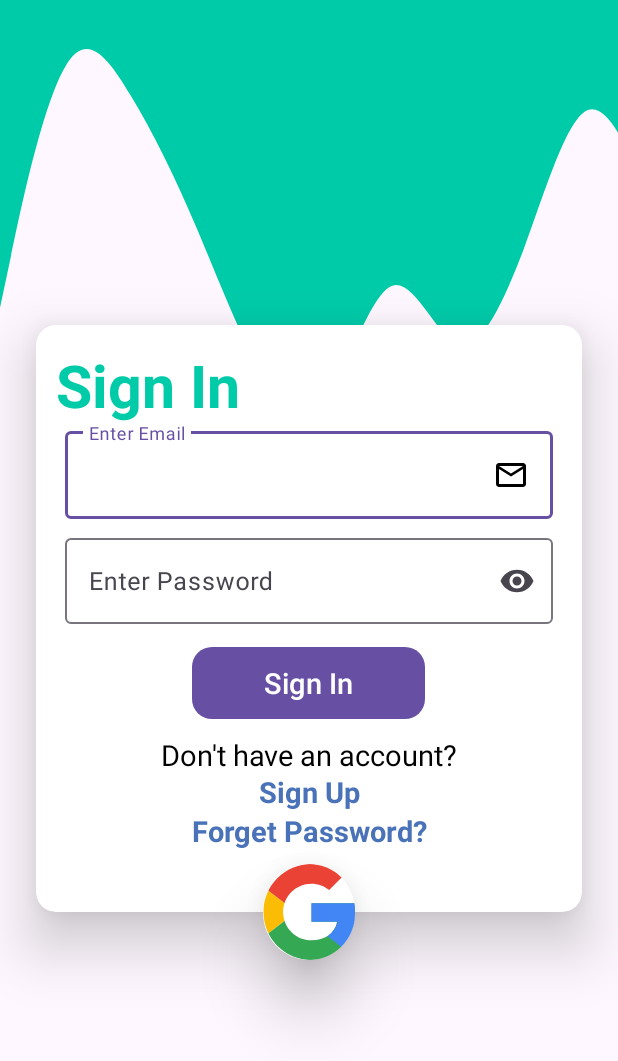
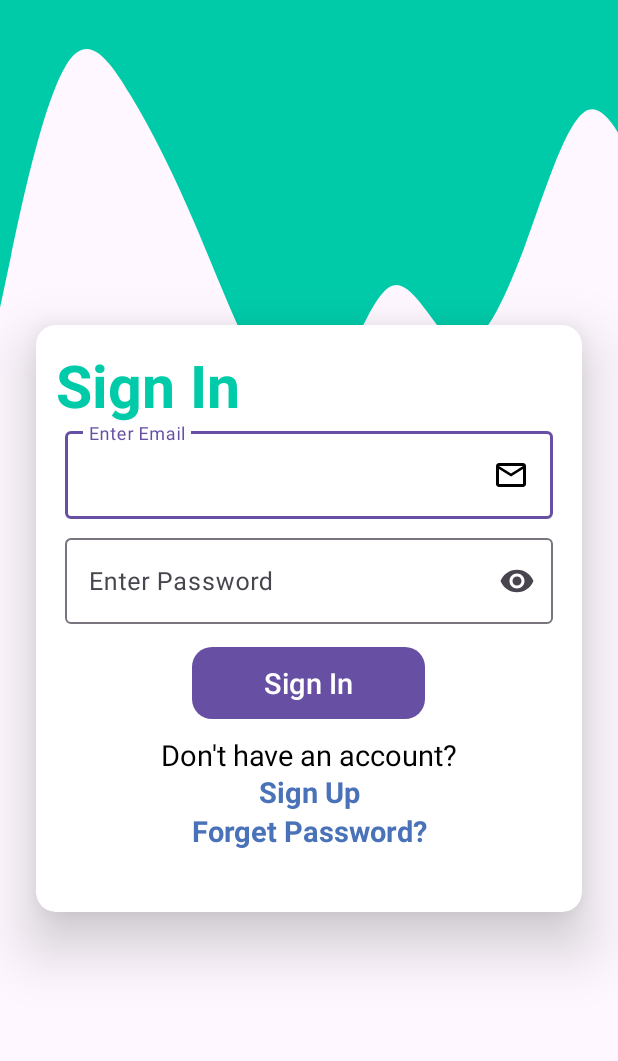
Before and after one commit to Hitesh-Meghwal/SpendEase_Expense_Tracker_App, an Android app: the Signin screen opened directly, with no data from a screen before it, on a phone screen of 412 x 824 dp. Shown: the top 1061 px of the screen. Run offline under Robolectric (Android 15) with nearby library versions, the phone set to English and light mode, and no system bars; our stand-ins replace Firebase (no records; nobody signed in at launch, a user with empty details on screens opened directly), sdp/ssp sizes; Roboto replaces fonts that are not available here; 1 statement that could not run was skipped.

Commit message:
Remove OAuth

```diff
--- a/app/src/main/java/com/example/spendease/MainActivity.kt
+++ b/app/src/main/java/com/example/spendease/MainActivity.kt
@@ -7,7 +7,6 @@ import androidx.appcompat.app.AppCompatActivity
 import com.example.spendease.navigation.NavigationDrawer
 import com.example.spendease.onBoarding.ViewPagerActivity
 import com.example.spendease.userAuthentication.Signup
-import com.google.android.gms.auth.api.signin.GoogleSignIn
 class MainActivity : AppCompatActivity() {
 
     override fun onCreate(savedInstanceState: Bundle?) {
@@ -15,12 +14,9 @@ class MainActivity : AppCompatActivity() {
         setContentView(R.layout.activity_main)
 
         Handler().postDelayed({
-            // if user is already login then he/she redirect to next activity if user is login with GoogleAccount
-            val account = GoogleSignIn.getLastSignedInAccount(this)
             // if user is already login then he/she redirect to next activity if user is login with email and password
             val userDetails = getSharedPreferences("UserDetails", MODE_PRIVATE)
             val check = userDetails.getBoolean("isFirstTime",false)
-            val checkOnBoarding = userDetails.getBoolean("onboarding_completed",false)
 
             if(shouldShowOnboarding()){
                 val onBoarding = Intent(this,ViewPagerActivity::class.java)
--- a/app/src/main/res/layout/activity_login.xml
+++ b/app/src/main/res/layout/activity_login.xml
@@ -113,29 +113,29 @@
 
     </androidx.cardview.widget.CardView>
 
-    <androidx.cardview.widget.CardView
-        android:id="@+id/cardView2"
-        android:layout_width="61dp"
-        android:layout_height="64dp"
-        app:cardCornerRadius="@dimen/_100sdp"
-        app:cardElevation="@dimen/_20sdp"
-        app:layout_constraintBottom_toBottomOf="@+id/cardView"
-        app:layout_constraintEnd_toEndOf="@+id/cardView"
-        app:layout_constraintStart_toStartOf="@+id/cardView"
-        app:layout_constraintTop_toBottomOf="@+id/cardView">
+</androidx.constraintlayout.widget.ConstraintLayout>
 
-        <ImageView
-            android:id="@+id/googleimgvbtn"
-            android:layout_width="78dp"
-            android:layout_height="wrap_content"
-            android:layout_gravity="center"
-            android:layout_marginHorizontal="@dimen/_110sdp"
-            android:contentDescription="@string/googleimg"
-            android:scaleType="center"
-            android:src="@drawable/ic_google"
-            tools:layout_editor_absoluteX="184dp"
-            tools:layout_editor_absoluteY="611dp" />
+    <!--    <androidx.cardview.widget.CardView-->
+    <!--        android:id="@+id/cardView2"-->
+    <!--        android:layout_width="61dp"-->
+    <!--        android:layout_height="64dp"-->
+    <!--        app:cardCornerRadius="@dimen/_100sdp"-->
+    <!--        app:cardElevation="@dimen/_20sdp"-->
+    <!--        app:layout_constraintBottom_toBottomOf="@+id/cardView"-->
+    <!--        app:layout_constraintEnd_toEndOf="@+id/cardView"-->
+    <!--        app:layout_constraintStart_toStartOf="@+id/cardView"-->
+    <!--        app:layout_constraintTop_toBottomOf="@+id/cardView">-->
 
-    </androidx.cardview.widget.CardView>
+    <!--        <ImageView-->
+    <!--            android:id="@+id/googleimgvbtn"-->
+    <!--            android:layout_width="78dp"-->
+    <!--            android:layout_height="wrap_content"-->
+    <!--            android:layout_gravity="center"-->
+    <!--            android:layout_marginHorizontal="@dimen/_110sdp"-->
+    <!--            android:contentDescription="@string/googleimg"-->
+    <!--            android:scaleType="center"-->
+    <!--            android:src="@drawable/ic_google"-->
+    <!--            tools:layout_editor_absoluteX="184dp"-->
+    <!--            tools:layout_editor_absoluteY="611dp" />-->
 
-</androidx.constraintlayout.widget.ConstraintLayout>
+    <!--    </androidx.cardview.widget.CardView>-->
--- a/app/src/main/res/values/strings.xml
+++ b/app/src/main/res/values/strings.xml
@@ -101,7 +101,7 @@
     <string name="hitesh_meghwal">Hitesh Meghwal</string>
     <string name="description">Android Developer. This is my third year project for computer science.</string>
     <string name="done">Done</string>
-    <string name="defaulf_web_client_id">1:967724410364:android:bebb077dc5fe820f763e79</string>
+<!--    <string name="defaulf_web_client_id">1:967724410364:android:bebb077dc5fe820f763e79</string>-->
     <string name="skip">Skip</string>
     <string name="easy_expense_tracking">Easy Expense Tracking</string>
     <string name="screenonetext">Keep track of your personal expenses and compare them to your monthly income with the budget planner.</string>
```
Also changed, not shown: app/build.gradle (+8 -8 lines), app/src/main/java/com/example/spendease/userAuthentication/Signin.kt (+75 -86 lines).
